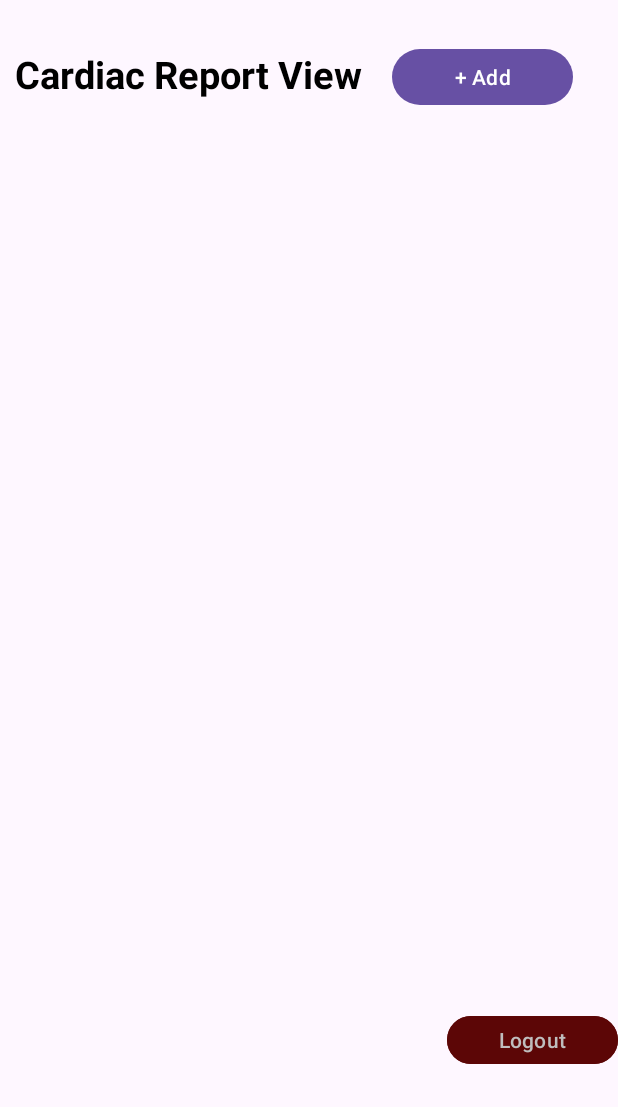
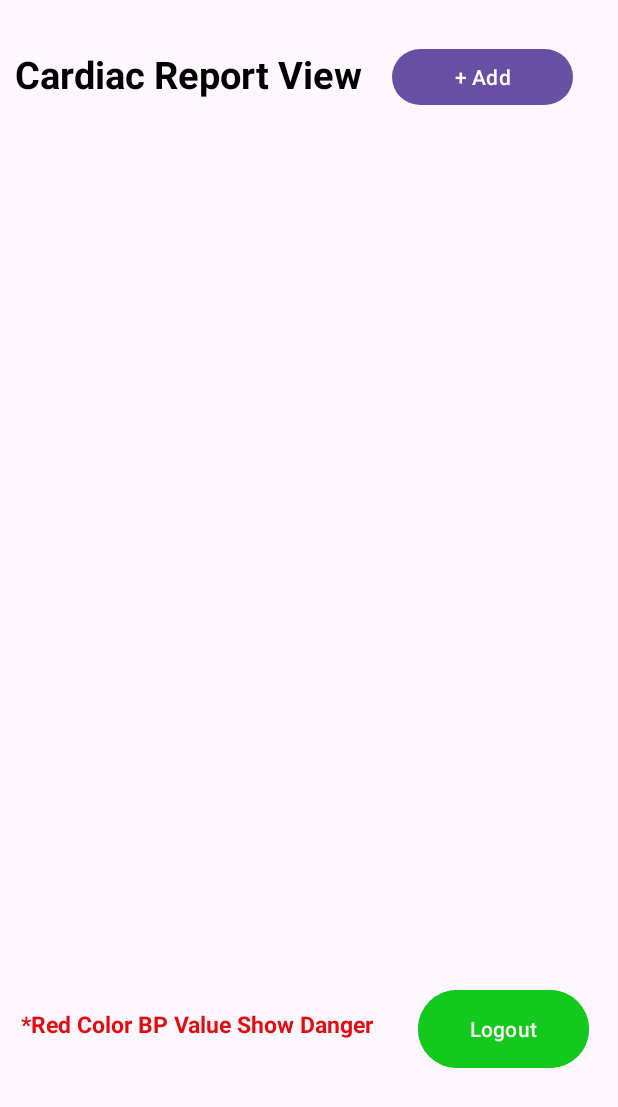
Before and after one commit to hossen1907012/cardiac-data-recorder, an Android app: the screen it shows after launch once a user with an empty profile is signed in (DataViewerActivity), on a phone screen of 412 x 824 dp. Shown: the top 1107 px of the screen. Run offline under Robolectric (Android 15) with nearby library versions, the phone set to English and light mode, and no system bars; our stand-ins replace Firebase (no records; nobody signed in at launch, a user with empty details on screens opened directly).

Commit message:
UI Test Updated & UI Design changes

```diff
--- a/app/src/main/res/layout/activity_data_viewer.xml
+++ b/app/src/main/res/layout/activity_data_viewer.xml
@@ -48,7 +48,7 @@
         <androidx.recyclerview.widget.RecyclerView
             android:id="@+id/medical_report_recycler_view"
             android:layout_width="match_parent"
-            android:layout_height="577dp"
+            android:layout_height="560dp"
             android:layout_marginLeft="5dp"
             android:layout_marginRight="5dp">
 
@@ -61,15 +61,29 @@
             <Button
                 android:id="@+id/logout_button"
                 android:layout_width="114dp"
-                android:layout_height="40dp"
-                android:backgroundTint="#5C0606"
+                android:layout_height="60dp"
+                android:layout_marginEnd="19dp"
+                android:backgroundTint="#13C91B"
                 android:text="Logout"
-                android:textColor="#BFBDBD"
+                android:textColor="#F7F3F4"
                 app:layout_constraintBottom_toBottomOf="parent"
                 app:layout_constraintEnd_toEndOf="parent"
-                app:layout_constraintHorizontal_bias="0.597"
                 app:layout_constraintTop_toTopOf="parent"
-                app:layout_constraintVertical_bias="0.454" />
+                app:layout_constraintVertical_bias="0.0" />
+
+            <TextView
+                android:id="@+id/textView6"
+                android:layout_width="wrap_content"
+                android:layout_height="wrap_content"
+                android:layout_marginTop="16dp"
+                android:text="*Red Color BP Value Show Danger"
+                android:textColor="#E10E0E"
+                android:textSize="15sp"
+                android:textStyle="bold"
+                app:layout_constraintEnd_toStartOf="@+id/logout_button"
+                app:layout_constraintHorizontal_bias="0.326"
+                app:layout_constraintStart_toStartOf="parent"
+                app:layout_constraintTop_toTopOf="parent" />
         </androidx.constraintlayout.widget.ConstraintLayout>
 
     </LinearLayout>
```
Also changed, not shown: app/src/main/res/layout/view_data_card.xml (+7 -7 lines), 2 other files.
